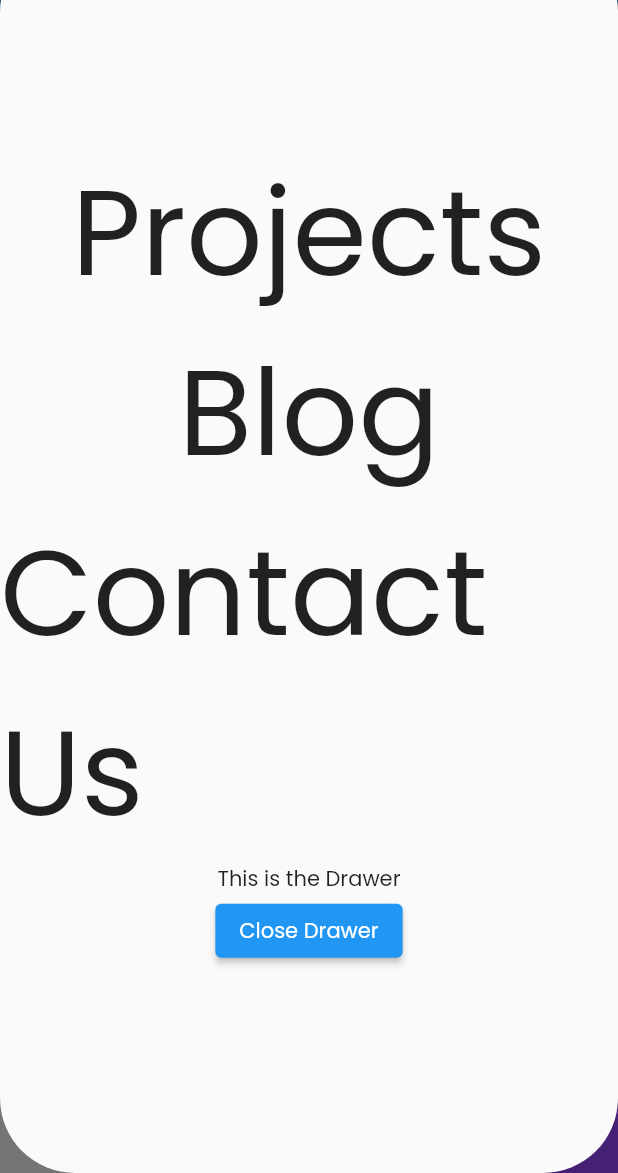
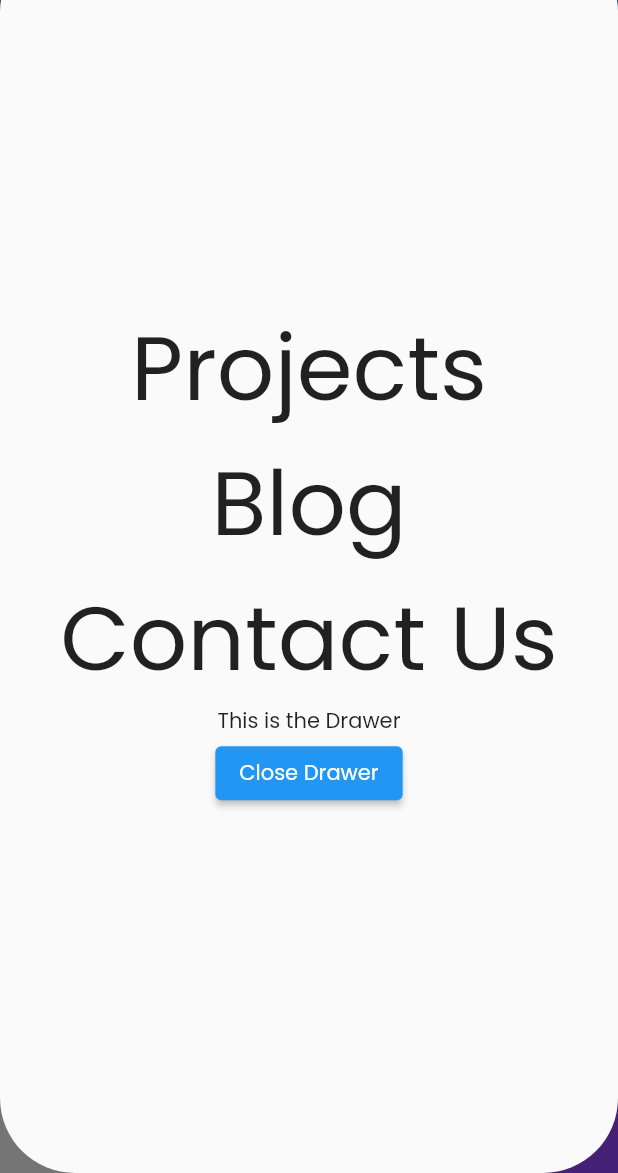
Before and after one commit to ak19992017/portfolio_app, a Flutter app: the screen it shows after launch, with the side drawer open, on a phone screen of 412 x 824 dp, the part 63-1236 px from its top. Run offline on Flutter 3.47's test engine with Material 2 defaults, Android fonts, the phone set to English and light mode, and no system bars.

```diff
--- a/lib/main.dart
+++ b/lib/main.dart
@@ -1,6 +1,6 @@
 import 'package:flutter/material.dart';
 import 'package:portfolio_app/screens/blog_screen.dart';
-import 'package:portfolio_app/screens/contact_screen.dart';
+import 'package:portfolio_app/screens/contact_us_screen.dart';
 import 'package:portfolio_app/screens/home_screen.dart';
 import 'package:portfolio_app/screens/project_screen.dart';
 
@@ -22,7 +22,7 @@ class MyApp extends StatelessWidget {
         '/': (context) => const HomeScreen(),
         '/project': (context) => const ProjectScreen(),
         '/blog': (context) => const BlogScreen(),
-        '/contact': (context) => const ContactScreen(),
+        '/contact': (context) => const ContactUsScreen(),
       },
     );
   }
--- a/lib/screens/project_screen.dart
+++ b/lib/screens/project_screen.dart
@@ -12,7 +12,7 @@ class _ProjectScreenState extends State<ProjectScreen> {
   Widget build(BuildContext context) {
     return Scaffold(
       appBar: AppBar(
-        title: const Text("Projecta"),
+        title: const Text("Projects"),
         centerTitle: true,
       ),
       body: Center(
--- a/lib/widgets/menu_title.dart
+++ b/lib/widgets/menu_title.dart
@@ -17,7 +17,7 @@ class MenuTitle extends StatelessWidget {
       },
       child: Text(
         text,
-        style: const TextStyle(fontSize: 80),
+        style: const TextStyle(fontSize: 60),
       ),
     );
   }
```
Also changed, not shown: lib/screens/contact_us_screen.dart (renamed from lib/screens/contact_screen.dart, +5 -4 lines).
